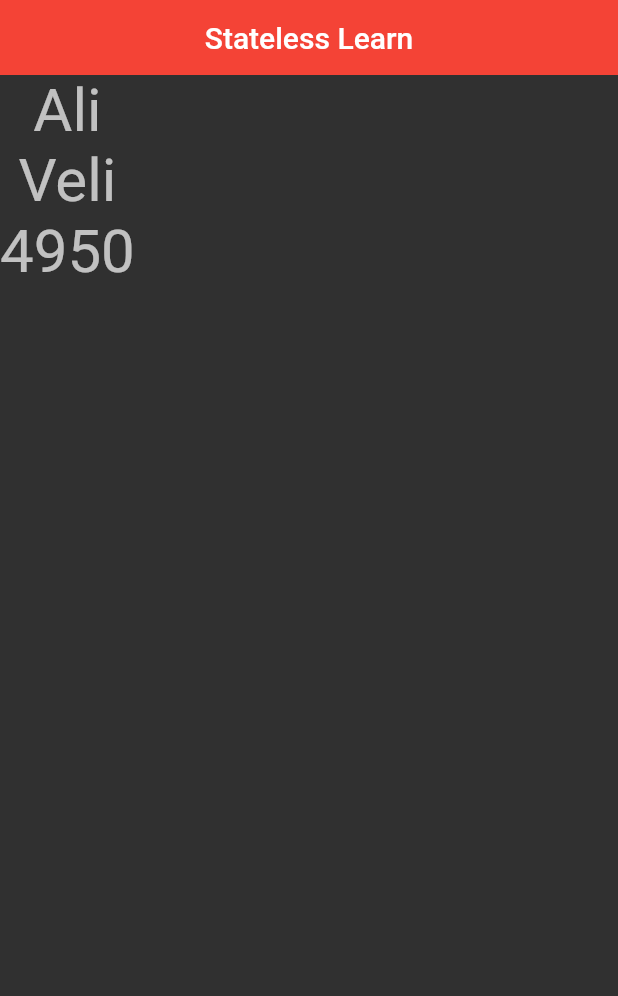
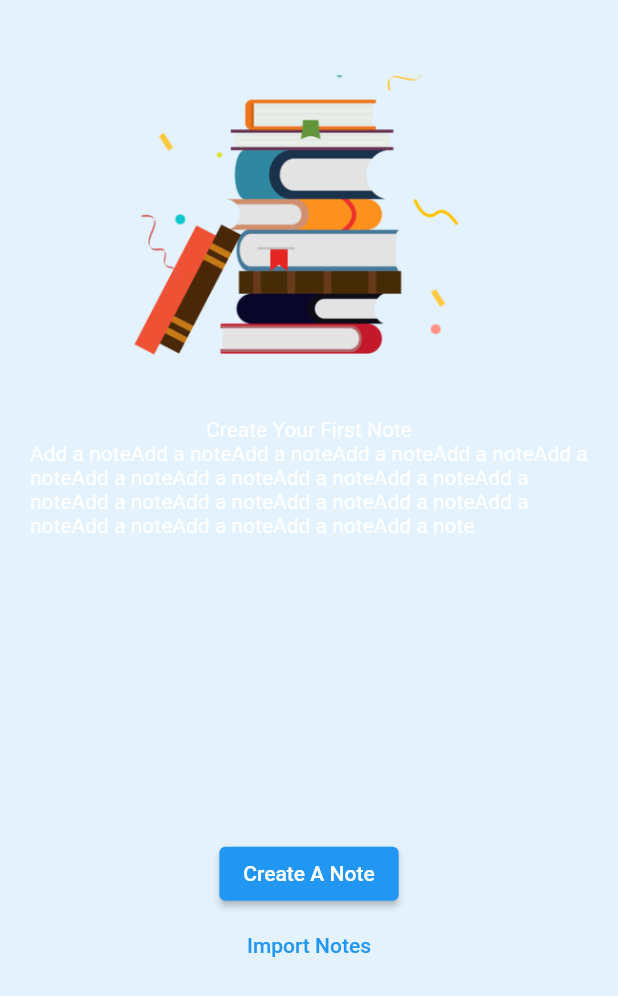
Before and after one commit to Prometya/Flutter-Ders, a Flutter app: the screen it shows after launch, on a phone screen of 412 x 824 dp. Shown: the top 996 px of the screen. Run offline on Flutter 3.47's test engine with Material 2 defaults, Android fonts, the phone set to English and light mode, and no system bars.

Commit message:
4a. video başladım 19.11.22 11:10

```diff
--- /dev/null
+++ b/lib/demos/note_demo.dart
@@ -0,0 +1,28 @@
+import 'package:flutter/material.dart';
+
+class NoteDemo extends StatelessWidget {
+  const NoteDemo({Key? key}) : super(key: key);
+
+  @override
+  Widget build(BuildContext context) {
+    return Scaffold(
+      appBar: AppBar(),
+      body: Padding(
+        padding: const EdgeInsets.symmetric(horizontal: 20),
+        child: Column(
+          children: <Widget>[
+            Image.asset(
+                "assets/png/pngtree-book-stack-multiple-books-png-image_5836805.png"),
+            Text("Create Your First Note"),
+            Text("Add a note" * 20),
+            SizedBox(
+              height: 200,
+            ),
+            ElevatedButton(onPressed: () {}, child: Text("Create A Note")),
+            TextButton(onPressed: () {}, child: Text("Import Notes")),
+          ],
+        ),
+      ),
+    );
+  }
+}
--- a/lib/main.dart
+++ b/lib/main.dart
@@ -1,6 +1,6 @@
 import 'package:flutter/material.dart';
 import 'package:flutter/services.dart';
-import 'package:untitled1/101/stateless_learn.dart';
+import 'package:untitled1/demos/note_demo.dart';
 
 //Veli babaaaaaa BÜYÜKSÜN :)
 //Bu sefer olacak İnşallah. Sen beni bıraksan da ben seni bu sefer
@@ -20,7 +20,7 @@ class MyApp extends StatelessWidget {
       theme: ThemeData.dark().copyWith(
         appBarTheme: AppBarTheme(
           toolbarHeight: 50,
-          backgroundColor: Colors.red,
+          backgroundColor: Colors.transparent,
           systemOverlayStyle: SystemUiOverlayStyle
               .light, // burası var ya burası çok ince nokta. Appbar üzerinden status barın rengini değiştiriyorsun
           elevation:
@@ -28,11 +28,12 @@ class MyApp extends StatelessWidget {
           centerTitle:
               true, // Bunu true yapmazsan androidde soldan başlar, ios da ortadan başlar
         ),
+        scaffoldBackgroundColor: Colors.blue[50],
       ),
       // ThemeData(
       //   primarySwatch: Colors.blue,
       // ),
-      home: StatelessLearnView(),
+      home: NoteDemo(),
     );
   }
 }
--- a/pubspec.yaml
+++ b/pubspec.yaml
@@ -60,9 +60,9 @@ flutter:
   uses-material-design: true
 
   # To add assets to your application, add an assets section, like this:
-  # assets:
-  #   - images/a_dot_burr.jpeg
-  #   - images/a_dot_ham.jpeg
+  assets:
+    - assets/
+    - assets/png/
 
   # An image asset can refer to one or more resolution-specific "variants", see
   # https://flutter.dev/assets-and-images/#resolution-aware
```
Also changed, not shown: lib/101/card_learn.dart (added, +43 -0 lines), lib/101/image_learn.dart (added, +51 -0 lines), lib/101/padding_learn.dart (added, +42 -0 lines), lib/101/stateless_learn.dart (+18 -0 lines), assets/png/pngtree-book-stack-multiple-books-png-image_5836805.png (added).
